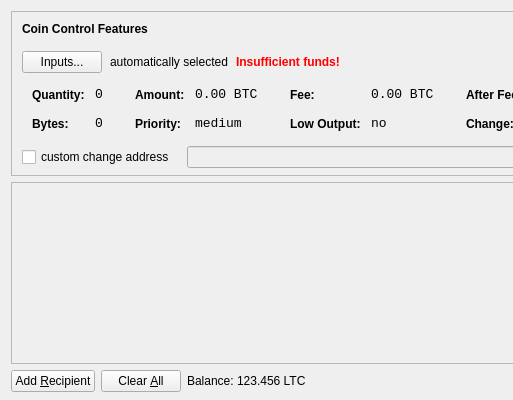
This is src/qt/forms/sendcoinsdialog.ui in pocketmoney/pockettest as Qt 5 draws it before an edit; both pictures show x 0 to 513 and y 0 to 400 of the 850 by 400 pixel window. The edited form follows.
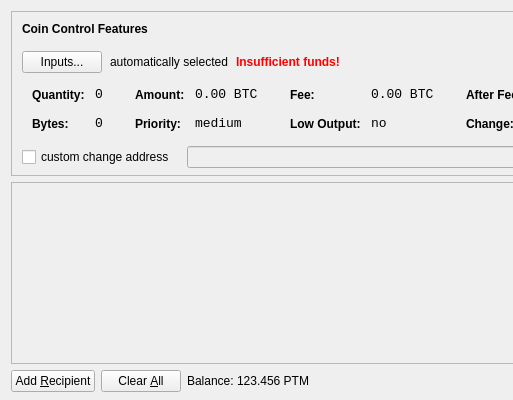
This is the edited form. Icons and pictures are not drawn.

```diff
--- a/src/qt/forms/sendcoinsdialog.ui
+++ b/src/qt/forms/sendcoinsdialog.ui
@@ -720,7 +720,7 @@
           <cursorShape>IBeamCursor</cursorShape>
          </property>
          <property name="text">
-          <string>123.456 LTC</string>
+          <string>123.456 PTM</string>
          </property>
          <property name="textInteractionFlags">
           <set>Qt::LinksAccessibleByMouse|Qt::TextSelectableByKeyboard|Qt::TextSelectableByMouse</set>
```
